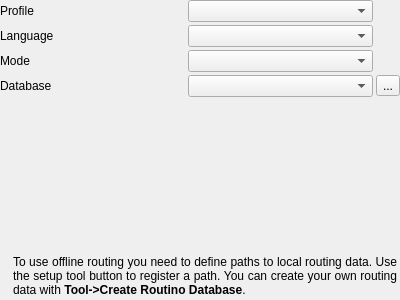
Qt form src/qmapshack/gis/rte/router/IRouterRoutino.ui (Maproom/qmapshack) before a commit.
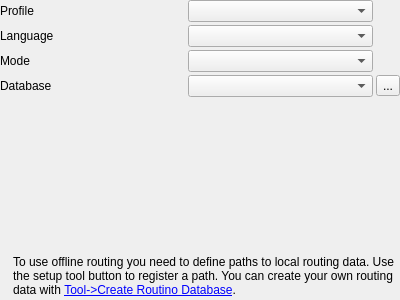
The same form after that commit. Icons and pictures are not drawn.

```diff
--- a/src/qmapshack/gis/rte/router/IRouterRoutino.ui
+++ b/src/qmapshack/gis/rte/router/IRouterRoutino.ui
@@ -145,10 +145,10 @@
         <item>
          <widget class="QLabel" name="label_4">
           <property name="text">
-           <string>To use offline routing you need to define paths to local routing data. Use the setup tool button to register a path. You can create your own routing data with &lt;b&gt;Tool-&gt;Create Routino Database&lt;/b&gt;.</string>
+           <string>To use offline routing you need to define paths to local routing data. Use the setup tool button to register a path. You can create your own routing data with &lt;a href='CreateRoutino'&gt;Tool-&gt;Create Routino Database&lt;/a&gt;.</string>
           </property>
           <property name="alignment">
-           <set>Qt::AlignJustify|Qt::AlignTop</set>
+           <set>Qt::AlignLeading|Qt::AlignLeft|Qt::AlignTop</set>
           </property>
           <property name="wordWrap">
            <bool>true</bool>
```
Left out of the diff: 2 changed lines with no effect on the pictures.
